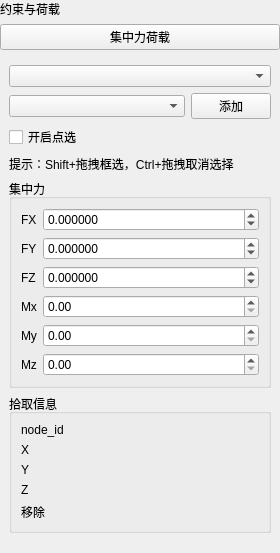
Above: plugins/Base_PhysicalField/PointForcePage.ui from asd977/base_cae before the change. Below: the same form after it.
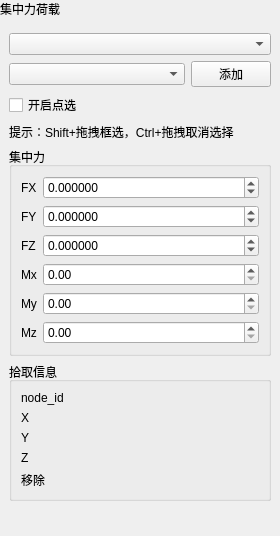
That is the form after the change. Custom widgets are drawn as their Qt base class.

The edit to the form file:
```diff
--- a/plugins/Base_PhysicalField/PointForcePage.ui
+++ b/plugins/Base_PhysicalField/PointForcePage.ui
@@ -23,6 +23,9 @@
    <property name="rightMargin">
     <number>0</number>
    </property>
+   <property name="bottomMargin">
+    <number>0</number>
+   </property>
    <item>
     <widget class="QLabel" name="pageNameLabel">
      <property name="sizePolicy">
@@ -32,19 +35,6 @@
       </sizepolicy>
      </property>
      <property name="text">
-      <string>约束与荷载</string>
-     </property>
-    </widget>
-   </item>
-   <item>
-    <widget class="QPushButton" name="sectionTitleButton">
-     <property name="sizePolicy">
-      <sizepolicy hsizetype="Ignored" vsizetype="Fixed">
-       <horstretch>0</horstretch>
-       <verstretch>0</verstretch>
-      </sizepolicy>
-     </property>
-     <property name="text">
       <string>集中力荷载</string>
      </property>
     </widget>
@@ -53,12 +43,26 @@
     <widget class="QWidget" name="contentWidget" native="true">
      <layout class="QVBoxLayout" name="contentLayout">
       <item>
-       <widget class="CustomComboBox" name="comboBoxDim"/>
+       <widget class="CustomComboBox" name="comboBoxDim">
+        <property name="minimumSize">
+         <size>
+          <width>10</width>
+          <height>0</height>
+         </size>
+        </property>
+       </widget>
       </item>
       <item>
        <layout class="QHBoxLayout" name="horizontalLayoutGroupSelect">
         <item>
-         <widget class="CustomComboBox" name="comboBoxGroup"/>
+         <widget class="CustomComboBox" name="comboBoxGroup">
+          <property name="minimumSize">
+           <size>
+            <width>10</width>
+            <height>0</height>
+           </size>
+          </property>
+         </widget>
         </item>
         <item>
          <widget class="QPushButton" name="btnBatchAdd">
@@ -88,7 +92,7 @@
          <string>提示：Shift+拖拽框选，Ctrl+拖拽取消选择</string>
         </property>
         <property name="wordWrap">
-         <bool>true</bool>
+         <bool>false</bool>
         </property>
        </widget>
       </item>
@@ -129,6 +133,12 @@
            <property name="maximum">
             <double>1000000000000.000000000000000</double>
            </property>
+           <property name="minimumSize">
+            <size>
+             <width>10</width>
+             <height>0</height>
+            </size>
+           </property>
           </widget>
          </item>
          <item row="0" column="1">
@@ -142,6 +152,12 @@
            <property name="maximum">
             <double>1000000000000.000000000000000</double>
            </property>
+           <property name="minimumSize">
+            <size>
+             <width>10</width>
+             <height>0</height>
+            </size>
+           </property>
           </widget>
          </item>
          <item row="2" column="1">
@@ -155,6 +171,12 @@
            <property name="maximum">
             <double>1000000000000.000000000000000</double>
            </property>
+           <property name="minimumSize">
+            <size>
+             <width>10</width>
+             <height>0</height>
+            </size>
+           </property>
           </widget>
          </item>
          <item row="2" column="0">
@@ -186,13 +208,34 @@
           </widget>
          </item>
          <item row="3" column="1">
-          <widget class="QDoubleSpinBox" name="spinMx"/>
+          <widget class="QDoubleSpinBox" name="spinMx">
+           <property name="minimumSize">
+            <size>
+             <width>10</width>
+             <height>0</height>
+            </size>
+           </property>
+          </widget>
          </item>
          <item row="4" column="1">
-          <widget class="QDoubleSpinBox" name="spinMy"/>
+          <widget class="QDoubleSpinBox" name="spinMy">
+           <property name="minimumSize">
+            <size>
+             <width>10</width>
+             <height>0</height>
+            </size>
+           </property>
+          </widget>
          </item>
          <item row="5" column="1">
-          <widget class="QDoubleSpinBox" name="spinMz"/>
+          <widget class="QDoubleSpinBox" name="spinMz">
+           <property name="minimumSize">
+            <size>
+             <width>10</width>
+             <height>0</height>
+            </size>
+           </property>
+          </widget>
          </item>
         </layout>
        </widget>
@@ -276,6 +319,21 @@
         </layout>
        </widget>
       </item>
+      <property name="leftMargin">
+       <number>9</number>
+      </property>
+      <property name="topMargin">
+       <number>9</number>
+      </property>
+      <property name="rightMargin">
+       <number>9</number>
+      </property>
+      <property name="bottomMargin">
+       <number>9</number>
+      </property>
+      <property name="spacing">
+       <number>6</number>
+      </property>
      </layout>
     </widget>
    </item>
```
Left out of the diff: 18 changed lines with no effect on the pictures.
